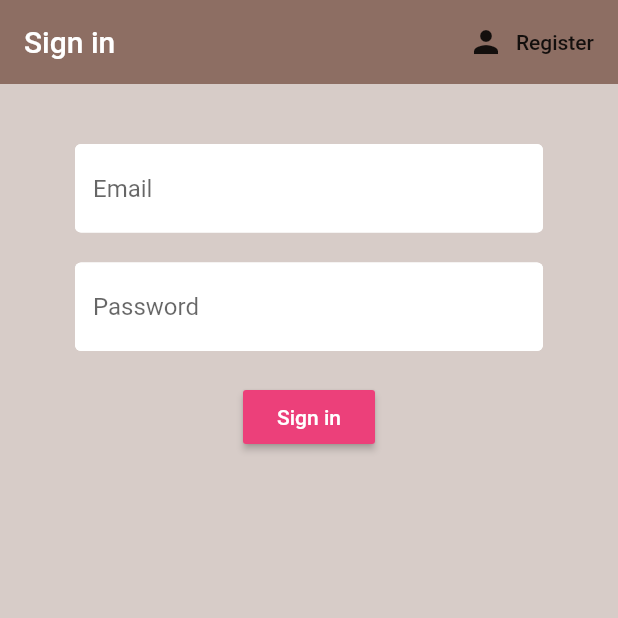
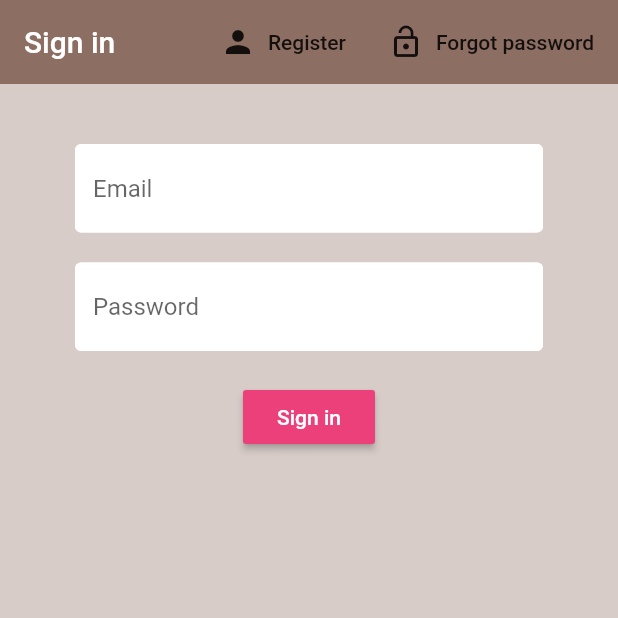
Before and after one commit to windwingwalker/csci3100-project, a Flutter app: the screen it shows after launch, on a phone screen of 412 x 824 dp, the top half of it. Run offline on Flutter 3.47's test engine with Material 2 defaults, Android fonts, the phone set to English and light mode, and no system bars; our stand-ins replace cloud_firestore, firebase_auth, firebase_storage, flutter_spinkit, image_cropper, image_picker; accounts and stored records are empty.

Commit message:
email verification and reset password

```diff
--- a/lib/main.dart
+++ b/lib/main.dart
@@ -1,8 +1,5 @@
 import 'package:csci3100/routing/route_generator.dart';
-import 'package:csci3100/routing/wrapper.dart';
 import 'package:flutter/material.dart';
-import 'package:csci3100/views/login.dart';
-import 'package:cloud_firestore/cloud_firestore.dart';
 import 'package:provider/provider.dart';
 
 import 'models/user.dart';
@@ -14,9 +11,9 @@ class MyApp extends StatelessWidget {
   // This widget is the root of your application.
   @override
   Widget build(BuildContext context) {
-    return StreamProvider<User>.value( //state the return type
-      value: AuthService().user, //return value
-      child: MaterialApp( //every thing in this widget is based on the value of streamprovide
+    return StreamProvider<User>.value(
+      value: AuthService().user,
+      child: MaterialApp(
         initialRoute: '/',
         onGenerateRoute: RouteGenerator.generateRoute,
       ),
--- a/lib/routing/authenticate.dart
+++ /dev/null
@@ -1,26 +0,0 @@
-import 'package:csci3100/views/register.dart';
-import 'package:flutter/material.dart';
-import 'package:csci3100/views/login.dart';
-
-class Authenticate extends StatefulWidget {
-  @override
-  _AuthenticateState createState() => _AuthenticateState();
-}
-
-class _AuthenticateState extends State<Authenticate> {
-
-  bool showSignIn = true;
-
-  void toggleView(){
-    setState(() => showSignIn = !showSignIn);
-  }
-
-  @override
-  Widget build(BuildContext context) {
-    if (showSignIn){
-      return Login(toggleView: toggleView); //pass toggleView() of this class into Login class
-    }else{
-      return Register(toggleView: toggleView);
-    }
-  }
-}
--- a/lib/routing/route_generator.dart
+++ b/lib/routing/route_generator.dart
@@ -1,3 +1,5 @@
+import 'package:csci3100/views/auth/forgot_password.dart';
+import 'package:csci3100/views/auth/register.dart';
 import 'package:csci3100/views/setting/setting.dart';
 import 'package:csci3100/views/setting/upload_image.dart';
 import 'package:csci3100/views/settings_form.dart';
@@ -10,6 +12,7 @@ import 'package:csci3100/models/user.dart';
 import 'package:csci3100/views/chat/chat.dart';
 import 'package:provider/provider.dart';
 import 'package:csci3100/views/setting/profile.dart';
+import 'package:csci3100/views/auth/login.dart';
 
 class RouteGenerator {
   static Route<dynamic> generateRoute(RouteSettings settings){
@@ -26,10 +29,14 @@ class RouteGenerator {
         return MaterialPageRoute(builder: (_) => Profile());
       case '/image_upload':
         return MaterialPageRoute(builder: (_) => ImageCapture());
+      case '/register':
+        return MaterialPageRoute(builder: (_) => Register());
+      case '/login':
+        return MaterialPageRoute(builder: (_) => Login());
+      case '/forgot_password':
+        return MaterialPageRoute(builder: (_) => ForgotPassword());
       default:
         return _errorRoute();
-
-
     }
   }
 
--- a/lib/routing/wrapper.dart
+++ b/lib/routing/wrapper.dart
@@ -1,6 +1,5 @@
 import 'package:csci3100/models/user.dart';
-import 'package:csci3100/routing/authenticate.dart';
-import 'package:csci3100/views/login.dart';
+import 'package:csci3100/views/auth/login.dart';
 import 'package:flutter/material.dart';
 import 'package:csci3100/views/home.dart';
 import 'package:provider/provider.dart';
@@ -9,9 +8,8 @@ class Wrapper extends StatelessWidget {
   @override
   Widget build(BuildContext context) {
     final user = Provider.of<User>(context);
-    print(user);
     if (user == null){
-      return Authenticate();
+      return Login();
     }else{
       return Home();
     }
--- a/lib/services/database.dart
+++ b/lib/services/database.dart
@@ -25,8 +25,8 @@ class DatabaseService{
     }).toList();
   }
 
-  UserData _userDataFromSnapshot(DocumentSnapshot snapshot){
-    return UserData(
+  User _userDataFromSnapshot(DocumentSnapshot snapshot){
+    return User(
       uid: uid,
       name: snapshot.data['name'],
       age: snapshot.data['age'],
@@ -41,7 +41,7 @@ class DatabaseService{
   }
 
   //get specific user
-  Stream<UserData> get userData{
+  Stream<User> get user{
     return userCollection.document(uid).snapshots() //documentSnapshot -> UserData
         .map(_userDataFromSnapshot);
   }
--- a/lib/views/login.dart
+++ b/lib/views/auth/login.dart
@@ -4,10 +4,6 @@ import 'package:csci3100/shared/loading.dart';
 import 'package:flutter/material.dart';
 
 class Login extends StatefulWidget {
-
-  final Function toggleView;
-  Login({this.toggleView});
-
   @override
   _LoginState createState() => _LoginState();
 }
@@ -32,12 +28,15 @@ class _LoginState extends State<Login> {
         backgroundColor: Colors.brown[400],
         actions: <Widget>[
           FlatButton.icon(
-              onPressed: () {
-                widget.toggleView();
-              },
-              icon: Icon(Icons.person),
-              label: Text('Register')
-          )
+            onPressed: () => Navigator.of(context).pushReplacementNamed('/register'),
+            icon: Icon(Icons.person),
+            label: Text('Register'),
+          ),
+          FlatButton.icon(
+            icon: Icon(Icons.lock_open),
+            label: Text('Forgot password'),
+            onPressed: () => Navigator.of(context).pushReplacementNamed('/forgot_password'),
+          ),
         ],
       ),
       body: Container(
--- a/lib/views/home.dart
+++ b/lib/views/home.dart
@@ -24,7 +24,7 @@ class Home extends StatelessWidget {
        child: Scaffold(
          backgroundColor: Colors.brown[50],
          appBar: AppBar(
-           title: Text('Tinder'),
+           title: Text('CUagain'),
            backgroundColor: Colors.brown[400],
            elevation: 0.0,
            actions: <Widget>[
@@ -46,7 +46,7 @@ class Home extends StatelessWidget {
              ),
            ],
          ),
-         body: UserList(),
+         //body: UserList(),
        ),
      );
    }
```
Also changed, not shown: lib/services/auth.dart (+18 -6 lines), lib/views/auth/forgot_password.dart (added, +81 -0 lines), lib/views/auth/register.dart (renamed from lib/views/register.dart, +12 -13 lines), lib/views/setting/profile.dart (+8 -8 lines), lib/views/settings_form.dart (+8 -8 lines), lib/shared/constants.dart (line endings or trailing spaces).
